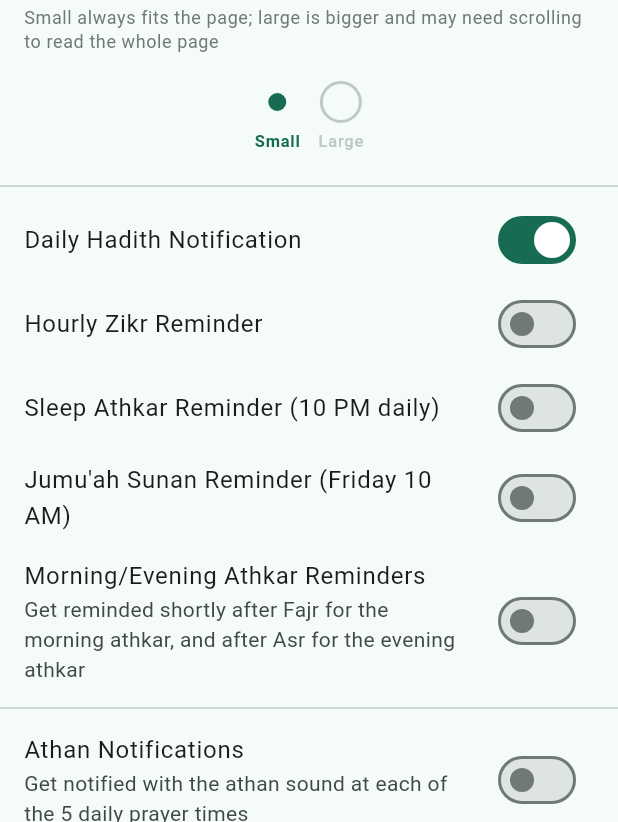
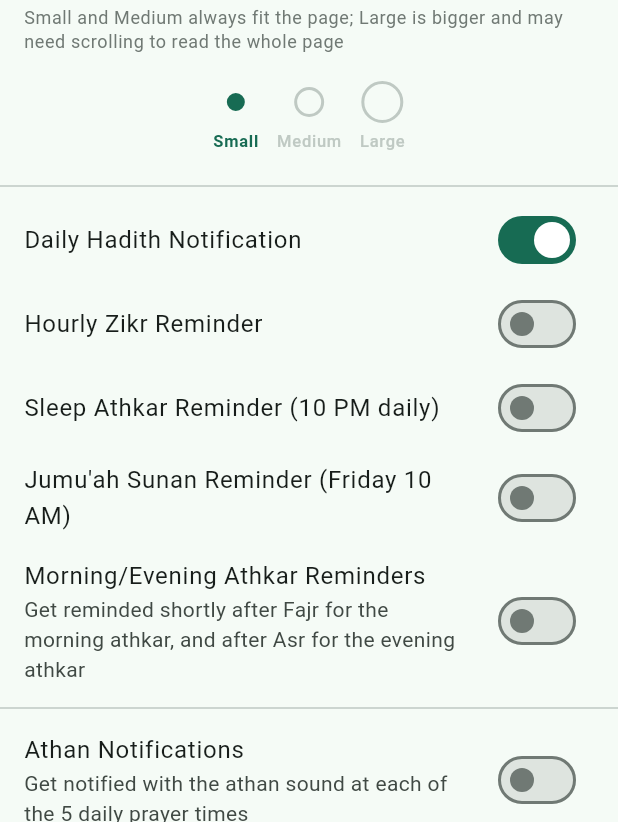
Before and after one commit to abdelrahmanalhajs/quran-app, a Flutter app: the SettingsScreen screen opened directly, on a phone screen of 412 x 824 dp, the part 414-1236 px from its top. Run offline on Flutter 3.47's test engine with Material 3 defaults, Android fonts, the phone set to English and light mode, and no system bars; our stand-ins replace audio_service, easy_localization, flutter_compass, flutter_local_notifications, flutter_timezone, geolocator and 5 more; missing offline and left inert: audio_session; accounts and stored records are empty; network calls fail; Roboto replaces fonts that are missing (Tajawal).

Commit message:
Add a 3rd Medium Quran text size between Small and Large
Both Small and Medium fully auto-fit the page (never scroll); Large is
unchanged. Since 2 auto-fit sizes always converge to the exact same
on-screen size for a given page regardless of their font-size value
(there's only one way to fill a fixed box with fixed content), Medium
is differentiated via a tighter line-height instead: less of the
page's fixed height budget goes to inter-line gaps, leaving more of it
for the letters themselves, so Medium reads visibly bigger/bolder than
Small while both still fill the page edge-to-edge without scrolling.

Co-Authored-By: Claude Sonnet 4.6 <noreply@anthropic.com>

```diff
--- a/assets/translations/ar.json
+++ b/assets/translations/ar.json
@@ -84,8 +84,9 @@
     "theme_dark": "داكن",
     "theme_system": "النظام",
     "quran_font_size": "حجم خط القرآن",
-    "quran_font_size_hint": "الحجم الصغير يُظهر الصفحة كاملة دون تمرير، أما الحجم الكبير فأكبر وقد يحتاج للتمرير لقراءة الصفحة كاملة",
+    "quran_font_size_hint": "الحجمان الصغير والمتوسط يُظهران الصفحة كاملة دون تمرير، أما الحجم الكبير فأكبر وقد يحتاج للتمرير لقراءة الصفحة كاملة",
     "quran_font_small": "صغير",
+    "quran_font_medium": "متوسط",
     "quran_font_large": "كبير",
     "about": "حول التطبيق",
     "notifications": "إشعار حديث اليوم",
--- a/assets/translations/en.json
+++ b/assets/translations/en.json
@@ -84,8 +84,9 @@
     "theme_dark": "Dark",
     "theme_system": "System",
     "quran_font_size": "Quran Text Size",
-    "quran_font_size_hint": "Small always fits the page; large is bigger and may need scrolling to read the whole page",
+    "quran_font_size_hint": "Small and Medium always fit the page; Large is bigger and may need scrolling to read the whole page",
     "quran_font_small": "Small",
+    "quran_font_medium": "Medium",
     "quran_font_large": "Large",
     "about": "About",
     "notifications": "Daily Hadith Notification",
--- a/lib/screens/settings/settings_screen.dart
+++ b/lib/screens/settings/settings_screen.dart
@@ -335,10 +335,10 @@ class _SettingsScreenState extends State<SettingsScreen> {
   }
 }
 
-/// 2 tappable dots (Small/Large), growing in size left-to-right, for
+/// 3 tappable dots (Small/Medium/Large), growing in size left-to-right, for
 /// picking one of [kQuranFontSizeSteps] — a discrete "Aa" size picker
-/// instead of a continuous slider, since only these 2 sizes are meaningful
-/// here (Small fills the page without scrolling, Large scrolls).
+/// instead of a continuous slider, since only these 3 sizes are meaningful
+/// here (Small/Medium fill the page without scrolling, Large scrolls).
 class _QuranFontSizeDots extends StatelessWidget {
   final double value;
   final ValueChanged<double> onChanged;
@@ -350,6 +350,7 @@ class _QuranFontSizeDots extends StatelessWidget {
 
   static const _labelKeys = [
     'settings.quran_font_small',
+    'settings.quran_font_medium',
     'settings.quran_font_large',
   ];
 
--- a/lib/state/settings_provider.dart
+++ b/lib/state/settings_provider.dart
@@ -7,19 +7,33 @@ import '../core/constants/reciters.dart';
 /// default since it matches the look of a real Quran page.
 enum QuranViewMode { page, list }
 
-/// The 2 selectable Quran text sizes: Small and Large. Small always fills
-/// the full page without scrolling (scaled up or down to match the screen
-/// exactly, like a printed Mushaf page); Large renders at its natural size
-/// and scrolls to keep reading instead of shrinking the text or changing
-/// which ayahs are on the page (see [_MushafPageViewState] in
-/// surah_detail_screen.dart).
-const List<double> kQuranFontSizeSteps = [60, 36];
+/// The 3 selectable Quran text sizes: Small, Medium and Large. Small and
+/// Medium both always fill the full page without scrolling (scaled up or
+/// down to match the screen exactly, like a printed Mushaf page). Large
+/// renders at its natural size and scrolls to keep reading instead of
+/// shrinking the text or changing which ayahs are on the page (see
+/// [_MushafPageViewState] in surah_detail_screen.dart).
+///
+/// Since Small and Medium both scale to *exactly* fill the page regardless
+/// of their starting size (there's only one final on-screen size that fits
+/// a given page), the raw values here can't make Medium look bigger than
+/// Small on their own — see [kQuranFontSizeLineHeight] for what actually
+/// does.
+const List<double> kQuranFontSizeSteps = [40, 65, 36];
 
 /// Parallel to [kQuranFontSizeSteps]: whether that step auto-fits the page
-/// without scrolling. Kept separate from the raw font-size values so Small's
-/// value can be tuned independently without it being mistaken for Large
-/// (which would flip which one scrolls if inferred from a `>=` comparison).
-const List<bool> kQuranFontSizeFitsPage = [true, false];
+/// without scrolling. Kept separate from the raw font-size values so
+/// Small/Medium's values can be tuned independently without being mistaken
+/// for Large (which would flip which ones scroll if inferred from a `>=`
+/// comparison).
+const List<bool> kQuranFontSizeFitsPage = [true, true, false];
+
+/// Parallel to [kQuranFontSizeSteps]: the line-height multiplier for that
+/// step. This — not the font-size value — is what makes Medium look bigger
+/// than Small: a tighter line height means less of the page's fixed height
+/// budget goes to the gap between lines once the page is scaled to fill the
+/// frame exactly, leaving more of it for the letters themselves.
+const List<double> kQuranFontSizeLineHeight = [1.9, 1.5, 1.9];
 
 /// Index into [kQuranFontSizeSteps]/[kQuranFontSizeFitsPage] for the step
 /// nearest to [fontSize].
@@ -44,7 +58,7 @@ class SettingsProvider extends ChangeNotifier {
 
   ThemeMode _themeMode = ThemeMode.system;
   Reciter _reciter = kReciters.first;
-  double _quranFontSize = 60;
+  double _quranFontSize = 40;
   QuranViewMode _quranViewMode = QuranViewMode.page;
 
   ThemeMode get themeMode => _themeMode;
@@ -66,7 +80,7 @@ class SettingsProvider extends ChangeNotifier {
       );
     }
 
-    _quranFontSize = prefs.getDouble(_kQuranFontSize) ?? 60;
+    _quranFontSize = prefs.getDouble(_kQuranFontSize) ?? 40;
     final viewModeStr = prefs.getString(_kQuranViewMode);
     _quranViewMode = viewModeStr == 'list'
         ? QuranViewMode.list
```
Also changed, not shown: lib/screens/quran/surah_detail_screen.dart (+13 -11 lines).
